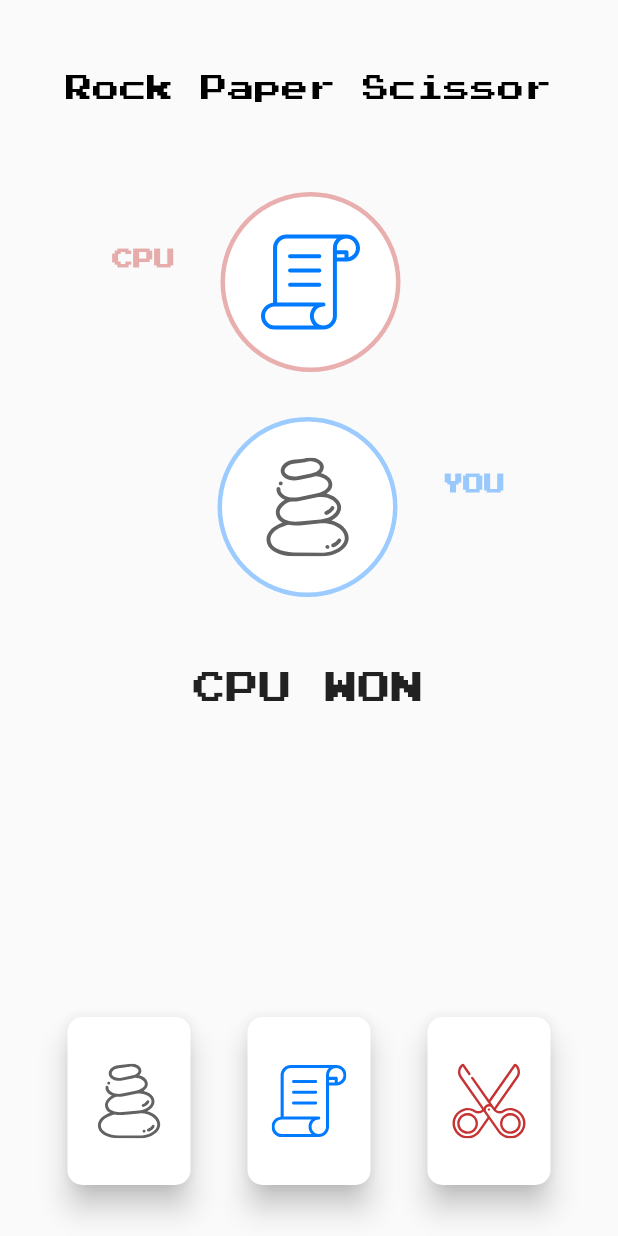
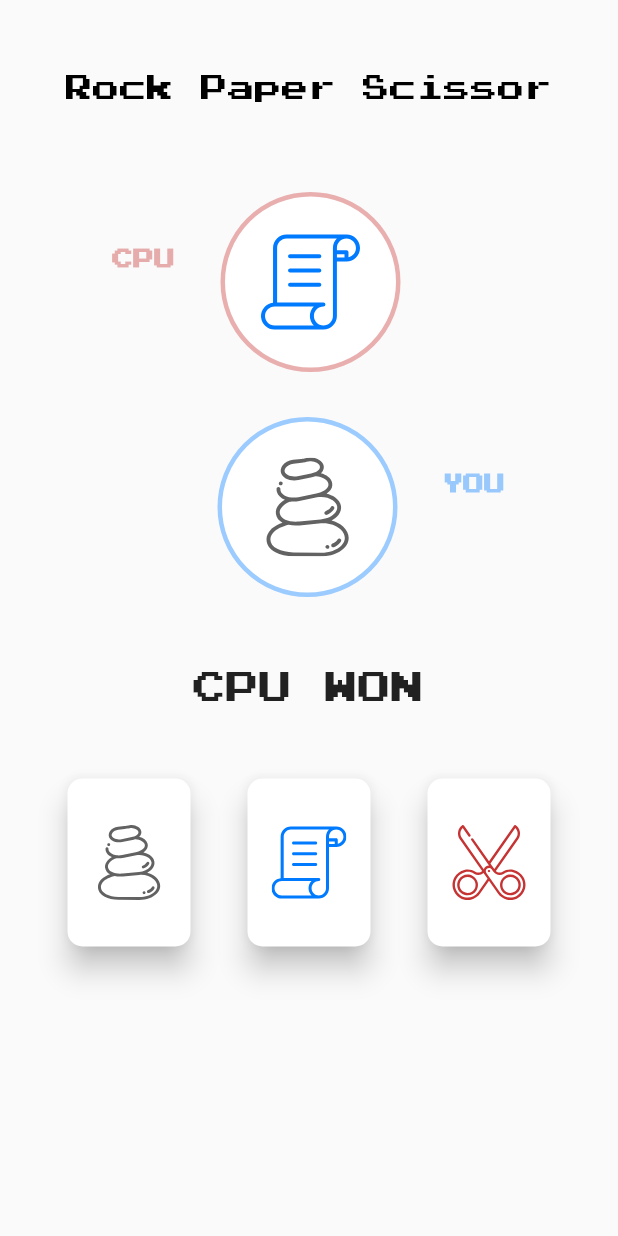
Before and after one commit to sivaperumal644/rps-flutter, a Flutter app: the screen it shows after launch, after a tap on an icon or button, on a phone screen of 412 x 824 dp. Run offline on Flutter 3.47's test engine with Material 2 defaults, Android fonts, the phone set to English and light mode, and no system bars; our stand-ins replace flutter_svg.

Commit message:
minor changes made

```diff
--- a/lib/main.dart
+++ b/lib/main.dart
@@ -72,13 +72,13 @@ class HomeState extends State<Home> {
                 )),
             _result(cpu: true),
             _result(),
-            Expanded(
-                child: Container(
-                    margin: EdgeInsets.all(50),
-                    child: Text(
-                      _displayResult(),
-                      style: TextStyle(fontSize: 22.0),
-                    ))),
+            Container(
+              margin: EdgeInsets.only(top: 50),
+              child: Text(
+                _displayResult(),
+                style: TextStyle(fontSize: 22.0),
+              ),
+            ),
             Row(
               mainAxisAlignment: MainAxisAlignment.center,
               children: <Widget>[
```
Also changed, not shown: pubspec.lock, 1 other file.
